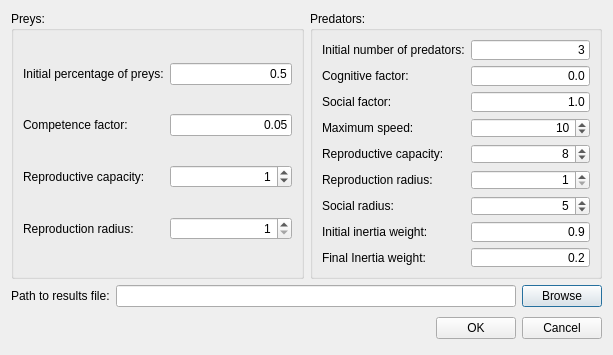
First picture: the form in localsettingsdialog.ui, repository mariomartinezm/QtCaPso, before the edit.
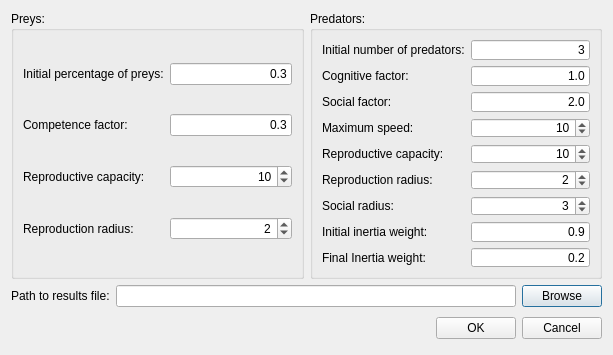
Second picture: the form after the edit.

Commit message:
Change default model, color and size
- GLOBAL
- Gray scale
- 512 x 512 cells

```diff
--- a/localsettingsdialog.ui
+++ b/localsettingsdialog.ui
@@ -51,7 +51,7 @@
             <item row="0" column="1">
              <widget class="QLineEdit" name="lineEditInitialPreys">
               <property name="text">
-               <string>0.5</string>
+               <string>0.3</string>
               </property>
               <property name="alignment">
                <set>Qt::AlignRight|Qt::AlignTrailing|Qt::AlignVCenter</set>
@@ -68,7 +68,7 @@
             <item row="1" column="1">
              <widget class="QLineEdit" name="lineEditCompetenceFactor">
               <property name="text">
-               <string>0.05</string>
+               <string>0.3</string>
               </property>
               <property name="alignment">
                <set>Qt::AlignRight|Qt::AlignTrailing|Qt::AlignVCenter</set>
@@ -88,7 +88,7 @@
                <set>Qt::AlignRight|Qt::AlignTrailing|Qt::AlignVCenter</set>
               </property>
               <property name="value">
-               <number>1</number>
+               <number>10</number>
               </property>
              </widget>
             </item>
@@ -107,6 +107,9 @@
               <property name="minimum">
                <number>1</number>
               </property>
+              <property name="value">
+               <number>2</number>
+              </property>
              </widget>
             </item>
            </layout>
@@ -149,7 +152,7 @@
             <item row="1" column="1">
              <widget class="QLineEdit" name="lineEditCognitiveFactor">
               <property name="text">
-               <string>0.0</string>
+               <string>1.0</string>
               </property>
               <property name="alignment">
                <set>Qt::AlignRight|Qt::AlignTrailing|Qt::AlignVCenter</set>
@@ -166,7 +169,7 @@
             <item row="2" column="1">
              <widget class="QLineEdit" name="lineEditSocialFactor">
               <property name="text">
-               <string>1.0</string>
+               <string>2.0</string>
               </property>
               <property name="alignment">
                <set>Qt::AlignRight|Qt::AlignTrailing|Qt::AlignVCenter</set>
@@ -203,7 +206,7 @@
                <set>Qt::AlignRight|Qt::AlignTrailing|Qt::AlignVCenter</set>
               </property>
               <property name="value">
-               <number>8</number>
+               <number>10</number>
               </property>
              </widget>
             </item>
@@ -222,6 +225,9 @@
               <property name="minimum">
                <number>1</number>
               </property>
+              <property name="value">
+               <number>2</number>
+              </property>
              </widget>
             </item>
             <item row="6" column="0">
@@ -237,7 +243,7 @@
                <set>Qt::AlignRight|Qt::AlignTrailing|Qt::AlignVCenter</set>
               </property>
               <property name="value">
-               <number>5</number>
+               <number>3</number>
               </property>
              </widget>
             </item>
```
The commit also changes 2 other files.
